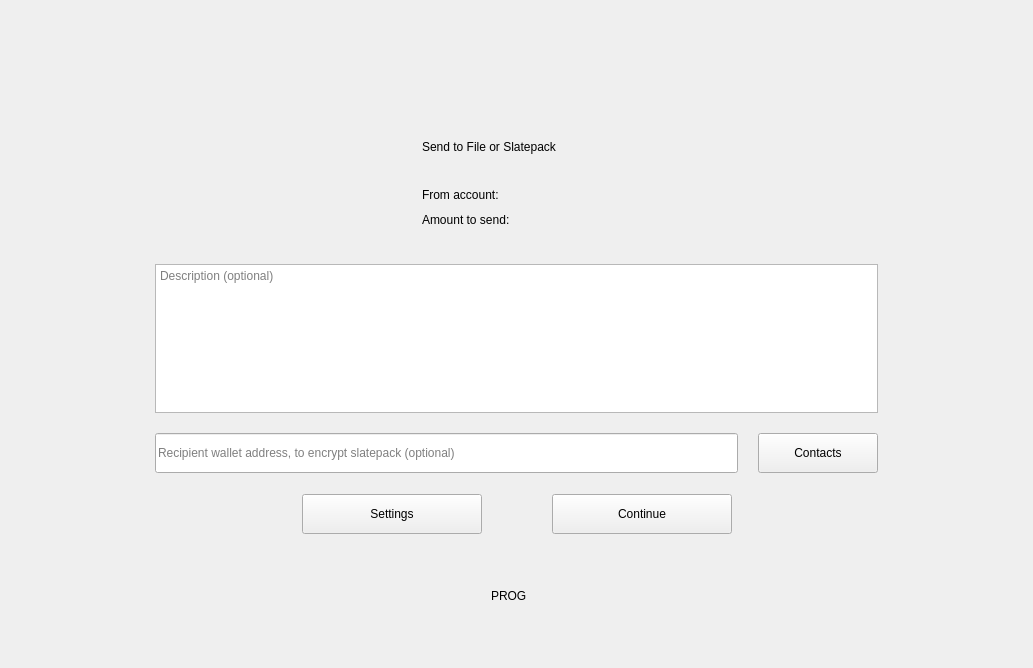
Before: the Qt Designer form windows_desktop/g_sendOffline.ui in mwcproject/mwc-qt-wallet, drawn with Qt 5.
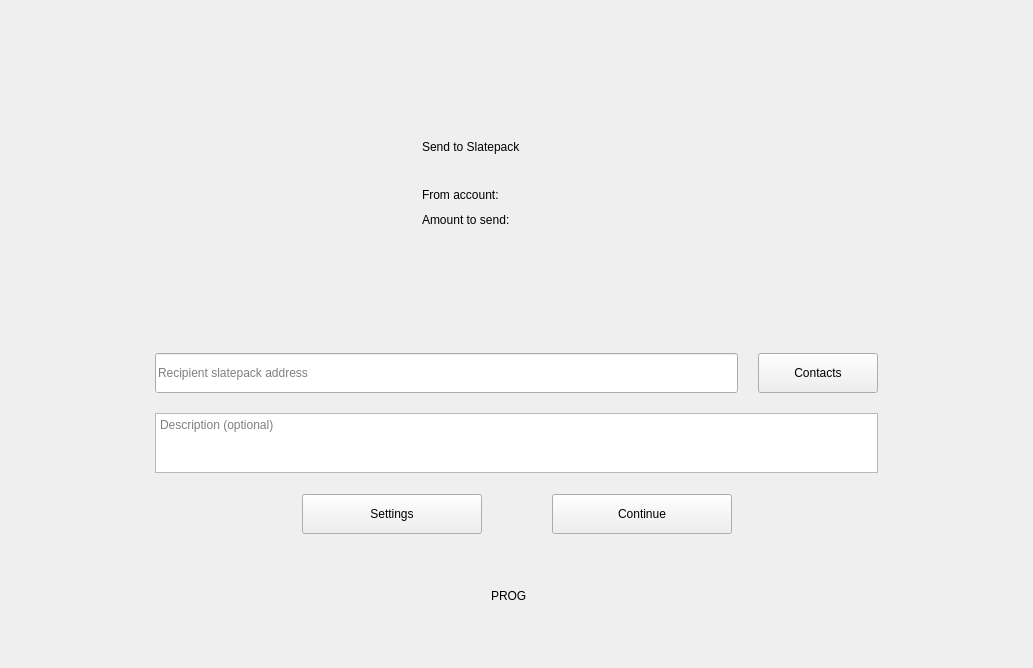
After: the same form once the commit is applied. Icons and pictures are not drawn. Custom widgets are drawn as their Qt base class.

The edit to the form file:
```diff
--- a/windows_desktop/g_sendOffline.ui
+++ b/windows_desktop/g_sendOffline.ui
@@ -65,7 +65,7 @@
        <property name="frameShadow">
         <enum>QFrame::Raised</enum>
        </property>
-       <layout class="QVBoxLayout" name="verticalLayout_3" stretch="0,1,0,0,0">
+       <layout class="QVBoxLayout" name="verticalLayout_3" stretch="0,0,0,1,0,0">
         <property name="spacing">
          <number>20</number>
         </property>
@@ -139,7 +139,7 @@
               </rect>
              </property>
              <property name="text">
-              <string>Send to File or Slatepack</string>
+              <string>Send to Slatepack</string>
              </property>
              <property name="alignment">
               <set>Qt::AlignLeading|Qt::AlignLeft|Qt::AlignVCenter</set>
@@ -195,32 +195,17 @@
          </layout>
         </item>
         <item>
-         <widget class="QTextEdit" name="descriptionEdit">
-          <property name="sizePolicy">
-           <sizepolicy hsizetype="Minimum" vsizetype="Preferred">
-            <horstretch>0</horstretch>
-            <verstretch>0</verstretch>
-           </sizepolicy>
+         <spacer name="verticalSpacer_5">
+          <property name="orientation">
+           <enum>Qt::Vertical</enum>
           </property>
-          <property name="minimumSize">
+          <property name="sizeHint" stdset="0">
            <size>
-            <width>200</width>
-            <height>0</height>
+            <width>20</width>
+            <height>40</height>
            </size>
           </property>
-          <property name="maximumSize">
-           <size>
-            <width>16777215</width>
-            <height>12000</height>
-           </size>
-          </property>
-          <property name="toolTip">
-           <string>Input message for this transaction.</string>
-          </property>
-          <property name="placeholderText">
-           <string>Description (optional)</string>
-          </property>
-         </widget>
+         </spacer>
         </item>
         <item>
          <layout class="QHBoxLayout" name="horizontalLayout_4">
@@ -251,7 +236,7 @@
              <number>1024</number>
             </property>
             <property name="placeholderText">
-             <string>Recipient wallet address, to encrypt slatepack (optional)</string>
+             <string>Recipient slatepack address</string>
             </property>
            </widget>
           </item>
@@ -285,6 +270,34 @@
           </item>
          </layout>
         </item>
+        <item>
+         <widget class="QTextEdit" name="descriptionEdit">
+          <property name="sizePolicy">
+           <sizepolicy hsizetype="Minimum" vsizetype="Preferred">
+            <horstretch>0</horstretch>
+            <verstretch>0</verstretch>
+           </sizepolicy>
+          </property>
+          <property name="minimumSize">
+           <size>
+            <width>200</width>
+            <height>0</height>
+           </size>
+          </property>
+          <property name="maximumSize">
+           <size>
+            <width>16777215</width>
+            <height>60</height>
+           </size>
+          </property>
+          <property name="toolTip">
+           <string>Input message for this transaction.</string>
+          </property>
+          <property name="placeholderText">
+           <string>Description (optional)</string>
+          </property>
+         </widget>
+        </item>
         <item>
          <spacer name="verticalSpacer_4">
           <property name="orientation">
@@ -527,26 +540,26 @@
    <extends>QPushButton</extends>
    <header>control_desktop/MwcPushButton.h</header>
   </customwidget>
-  <customwidget>
-   <class>control::MwcLabelLarge</class>
-   <extends>QLabel</extends>
-   <header>control_desktop/MwcLabel.h</header>
-  </customwidget>
-  <customwidget>
-   <class>control::MwcLabelProgress</class>
-   <extends>QLabel</extends>
-   <header>control_desktop/MwcLabelProgress.h</header>
-  </customwidget>
   <customwidget>
    <class>control::MwcLineEditNormal</class>
    <extends>QLineEdit</extends>
    <header>control_desktop/MwcLineEdit.h</header>
   </customwidget>
+  <customwidget>
+   <class>control::MwcLabelLarge</class>
+   <extends>QLabel</extends>
+   <header>control_desktop/MwcLabel.h</header>
+  </customwidget>
   <customwidget>
    <class>control::MwcLabelSmall</class>
    <extends>QLabel</extends>
    <header>control_desktop/MwcLabel.h</header>
   </customwidget>
+  <customwidget>
+   <class>control::MwcLabelProgress</class>
+   <extends>QLabel</extends>
+   <header>control_desktop/MwcLabelProgress.h</header>
+  </customwidget>
  </customwidgets>
  <tabstops>
   <tabstop>descriptionEdit</tabstop>
```
Left out of the diff: 2 changed lines with no effect on the pictures.
